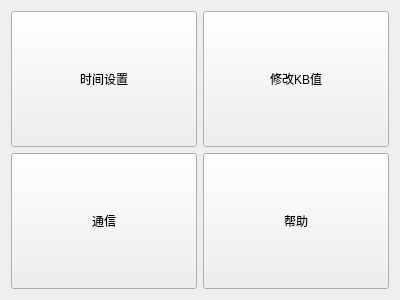
The window that settings/ParameterSettings.ui (urielyan/sunDemon) describes before a commit, drawn with Qt 5.
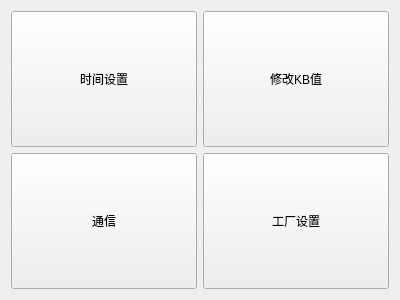
The same window after the commit.

What changed in the file:
```diff
--- a/settings/ParameterSettings.ui
+++ b/settings/ParameterSettings.ui
@@ -62,7 +62,7 @@
       </sizepolicy>
      </property>
      <property name="text">
-      <string>帮助</string>
+      <string>工厂设置</string>
      </property>
     </widget>
    </item>
```
Left out of the diff: 2 changed lines with no effect on the pictures.
